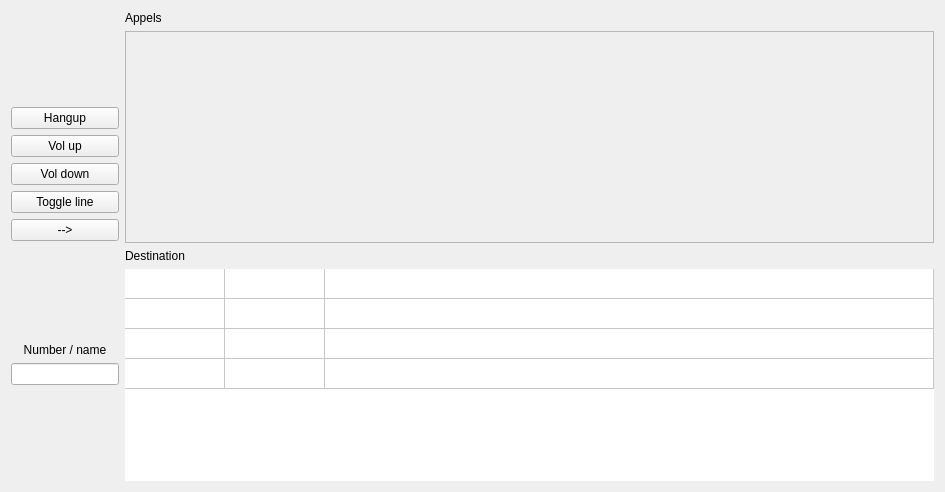
Qt form plugins/popcaastra/src/popcaastra.ui (wazo-platform/wazo-client-qt) before a commit.
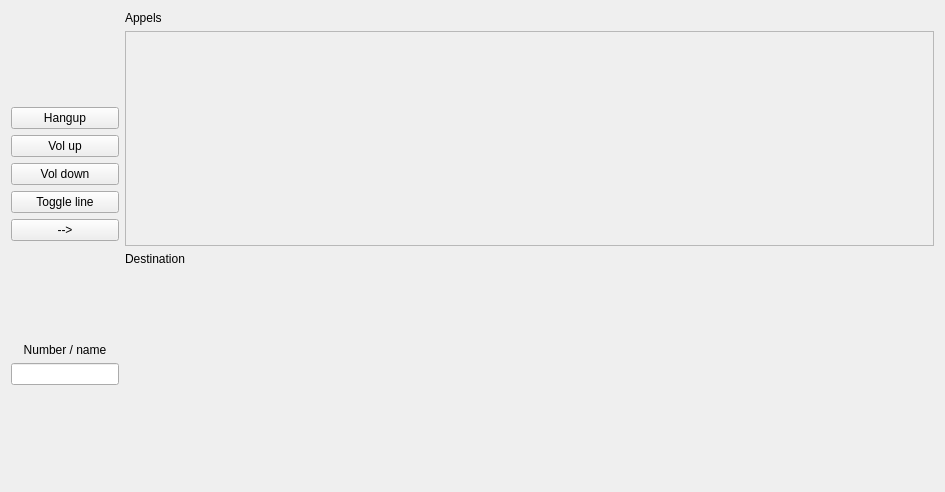
The same form after that commit.

Patch:
```diff
--- a/plugins/popcaastra/src/popcaastra.ui
+++ b/plugins/popcaastra/src/popcaastra.ui
@@ -156,6 +156,12 @@
      </item>
      <item>
       <widget class="QScrollArea" name="scrollArea">
+       <property name="sizePolicy">
+        <sizepolicy hsizetype="Expanding" vsizetype="Expanding">
+         <horstretch>0</horstretch>
+         <verstretch>0</verstretch>
+        </sizepolicy>
+       </property>
        <property name="widgetResizable">
         <bool>true</bool>
        </property>
@@ -168,6 +174,12 @@
           <height>208</height>
          </rect>
         </property>
+        <property name="sizePolicy">
+         <sizepolicy hsizetype="MinimumExpanding" vsizetype="MinimumExpanding">
+          <horstretch>0</horstretch>
+          <verstretch>0</verstretch>
+         </sizepolicy>
+        </property>
        </widget>
       </widget>
      </item>
@@ -179,57 +191,17 @@
       </widget>
      </item>
      <item>
-      <widget class="QTableWidget" name="destinationGrid">
-       <property name="autoFillBackground">
-        <bool>false</bool>
+      <spacer name="verticalSpacer_4">
+       <property name="orientation">
+        <enum>Qt::Vertical</enum>
        </property>
-       <property name="frameShape">
-        <enum>QFrame::NoFrame</enum>
+       <property name="sizeHint" stdset="0">
+        <size>
+         <width>20</width>
+         <height>40</height>
+        </size>
        </property>
-       <property name="editTriggers">
-        <set>QAbstractItemView::NoEditTriggers</set>
-       </property>
-       <property name="cornerButtonEnabled">
-        <bool>true</bool>
-       </property>
-       <property name="rowCount">
-        <number>4</number>
-       </property>
-       <property name="columnCount">
-        <number>3</number>
-       </property>
-       <attribute name="horizontalHeaderVisible">
-        <bool>false</bool>
-       </attribute>
-       <attribute name="horizontalHeaderDefaultSectionSize">
-        <number>100</number>
-       </attribute>
-       <attribute name="horizontalHeaderStretchLastSection">
-        <bool>true</bool>
-       </attribute>
-       <attribute name="verticalHeaderVisible">
-        <bool>false</bool>
-       </attribute>
-       <attribute name="verticalHeaderVisible">
-        <bool>false</bool>
-       </attribute>
-       <attribute name="horizontalHeaderStretchLastSection">
-        <bool>true</bool>
-       </attribute>
-       <attribute name="horizontalHeaderVisible">
-        <bool>false</bool>
-       </attribute>
-       <attribute name="horizontalHeaderDefaultSectionSize">
-        <number>100</number>
-       </attribute>
-       <row/>
-       <row/>
-       <row/>
-       <row/>
-       <column/>
-       <column/>
-       <column/>
-      </widget>
+      </spacer>
      </item>
     </layout>
    </item>
```
